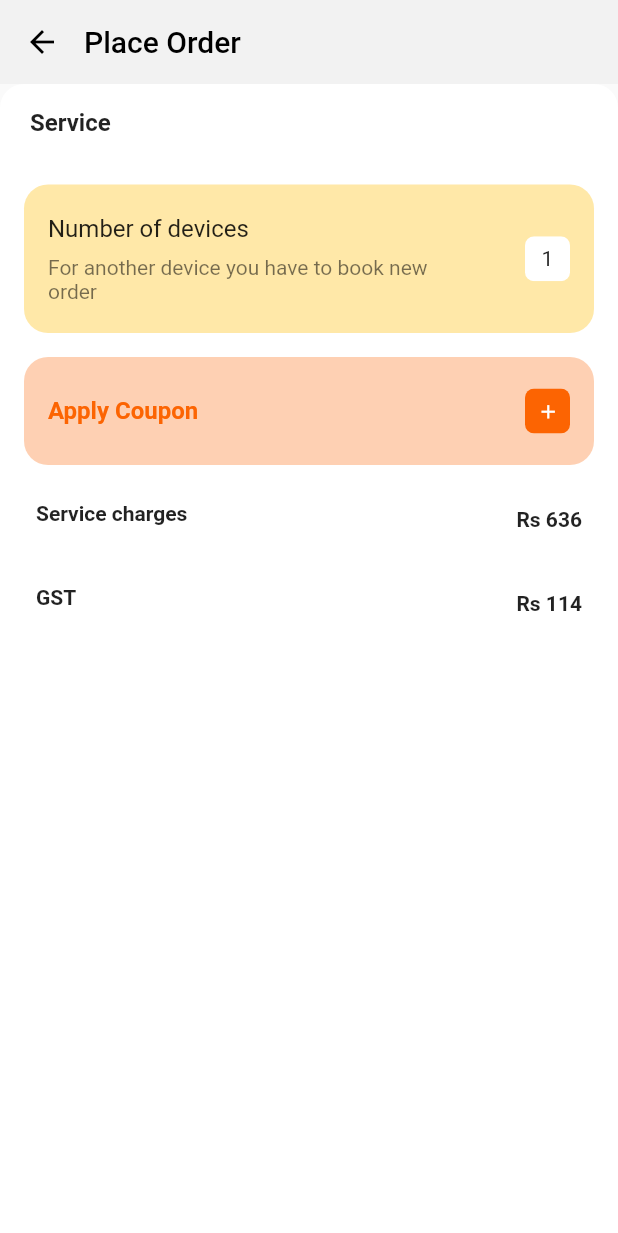
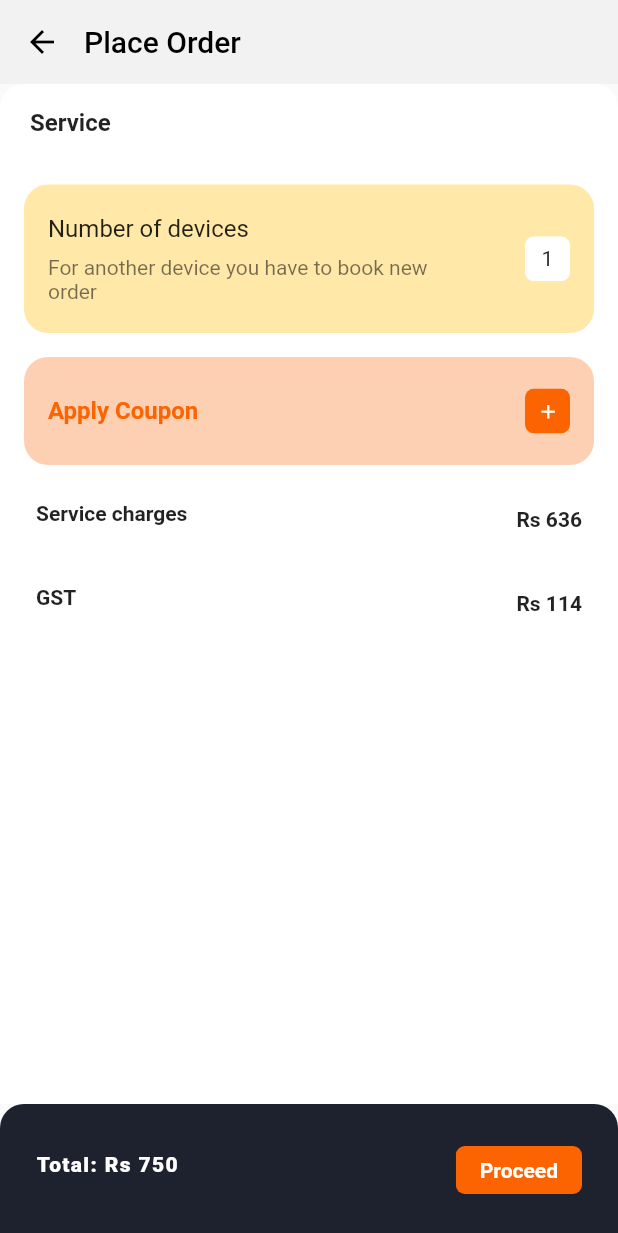
Before and after one commit to Bhoomik250303/Flutter-projects, a Flutter app: the CheckoutPage screen opened directly with empty values, on a phone screen of 412 x 824 dp. Shown: the top 1233 px of the screen. Run offline on Flutter 3.47's test engine with Material 2 defaults, Android fonts, the phone set to English and light mode, and no system bars; our stand-ins replace cloud_firestore, firebase_auth, firebase_core, flutter_spinkit, page_transition, pinput; missing offline and left inert: grouped_buttons; accounts and stored records are empty; network calls fail.

Commit message:
completed checkout page UI

```diff
--- a/lib/constants/class_of_servicelists.dart
+++ b/lib/constants/class_of_servicelists.dart
@@ -48,6 +48,7 @@ class ClassOfServiceList {
     'Printer setup',
     'Router Configuration',
     'PC sharing issue',
-    'Networking support'
+    'Networking support',
+    'Others'
   ];
 }
--- a/lib/screens/checkout_screen.dart
+++ b/lib/screens/checkout_screen.dart
@@ -20,8 +20,13 @@ class CheckoutPage extends StatefulWidget {
 }
 
 class _CheckoutPageState extends State<CheckoutPage> {
+  List<String> services = [];
   @override
   Widget build(BuildContext context) {
+    setState(() {
+      services = widget.services;
+    });
+    double heightContent = (widget.services.length * 60) + 502;
     AppBar appBar = AppBar(
       iconTheme: IconThemeData(color: Colors.black),
       titleSpacing: 0.0,
@@ -34,13 +39,20 @@ class _CheckoutPageState extends State<CheckoutPage> {
     );
     double heightScreen = MediaQuery.of(context).size.height;
     double widthScreen = MediaQuery.of(context).size.width;
+    ScrollPhysics _toScroll = BouncingScrollPhysics();
 
+    if (heightContent < heightScreen) {
+      setState(() {
+        _toScroll = NeverScrollableScrollPhysics();
+      });
+    }
     return Scaffold(
       appBar: appBar,
       body: SingleChildScrollView(
+        physics: _toScroll,
         child: Container(
             constraints: BoxConstraints(
-                minHeight: heightScreen - 150, maxHeight: heightScreen - 10),
+                minHeight: heightScreen - 150, maxHeight: heightScreen + 100),
             decoration: const BoxDecoration(
                 color: Colors.white,
                 borderRadius: BorderRadius.only(
@@ -70,11 +82,12 @@ class _CheckoutPageState extends State<CheckoutPage> {
                   margin: const EdgeInsets.symmetric(horizontal: 16),
                   height: (widget.services.length) * 60,
                   child: ListView.builder(
-                    itemCount: widget.services.length,
+                    physics: NeverScrollableScrollPhysics(),
+                    itemCount: services.length,
                     itemBuilder: (context, index) {
                       return ListTile(
                         title: Text(
-                          widget.services[index],
+                          services[index],
                           style: TextStyle(
                               color: Colors.black,
                               fontWeight: FontWeight.w500,
@@ -209,6 +222,42 @@ class _CheckoutPageState extends State<CheckoutPage> {
               ],
             )),
       ),
+      bottomNavigationBar: Container(
+        decoration: BoxDecoration(
+          borderRadius: BorderRadius.only(
+              topLeft: Radius.circular(16.0), topRight: Radius.circular(16.0)),
+          color: navColor,
+        ),
+        child: Padding(
+          padding: const EdgeInsets.symmetric(vertical: 16.0, horizontal: 8.0),
+          child: ListTile(
+              leading: Text(
+                "Total: Rs 750",
+                style: TextStyle(
+                    color: Colors.white,
+                    fontWeight: FontWeight.w800,
+                    letterSpacing: 0.9),
+              ),
+              trailing: GestureDetector(
+                onTap: () {},
+                child: ClipRRect(
+                  borderRadius: BorderRadius.all(Radius.circular(6.0)),
+                  child: Container(
+                    color: orangeColor,
+                    child: Padding(
+                      padding: const EdgeInsets.symmetric(
+                          vertical: 8.0, horizontal: 16.0),
+                      child: Text(
+                        "Proceed",
+                        style: TextStyle(
+                            color: Colors.white, fontWeight: FontWeight.w700),
+                      ),
+                    ),
+                  ),
+                ),
+              )),
+        ),
+      ),
     );
   }
 }
--- a/lib/shared/costumer_testimonial.dart
+++ b/lib/shared/costumer_testimonial.dart
@@ -49,7 +49,7 @@ class _CostumerTestimonialsState extends State<CostumerTestimonials> {
       child: Container(
         child: ListView.builder(
           scrollDirection: Axis.horizontal,
-          physics: ScrollPhysics(),
+          physics: BouncingScrollPhysics(),
           itemCount: _listOfTestimonial.length,
           itemBuilder: (BuildContext context, int index) {
             return Padding(
--- a/lib/shared/fragments.dart
+++ b/lib/shared/fragments.dart
@@ -21,7 +21,7 @@ class _TabsState extends State<Tabs> {
           bottomNavigationBar: Container(
             decoration: BoxDecoration(
               color: navColor,
-              borderRadius: BorderRadius.vertical(top: Radius.circular(32.0)),
+              borderRadius: BorderRadius.vertical(top: Radius.circular(16.0)),
             ),
             height: 88.0,
             child: TabBar(
--- a/lib/shared/what_servizz_do.dart
+++ b/lib/shared/what_servizz_do.dart
@@ -28,7 +28,7 @@ class _AboutState extends State<About> {
   Widget build(BuildContext context) {
     return Scaffold(
       body: ListView.builder(
-          physics: ScrollPhysics(),
+          physics: NeverScrollableScrollPhysics(),
           itemCount: 4,
           itemBuilder: (BuildContext context, int index) {
             return ListTile(
--- a/pubspec.yaml
+++ b/pubspec.yaml
@@ -44,6 +44,8 @@ dependencies:
   grouped_buttons: ^1.0.4
   flutter_spinkit: ^5.1.0
   fluttertoast: ^8.0.8
+  razorpay_flutter: ^1.2.3
+
 
 dev_dependencies:
   flutter_test:
```
Also changed, not shown: pubspec.lock.
